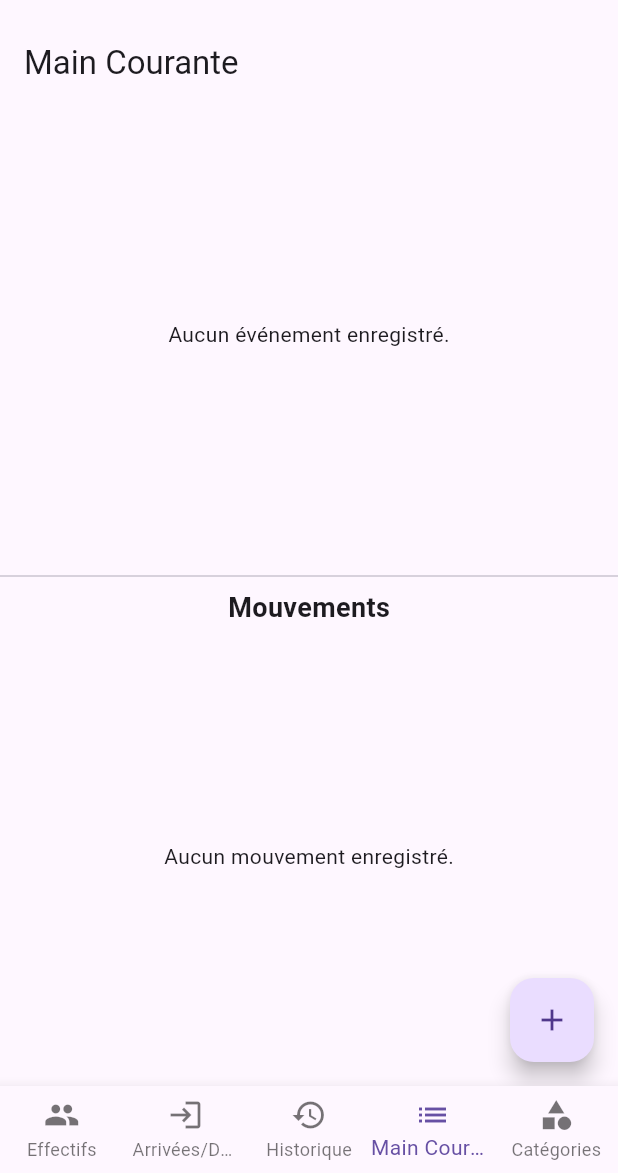
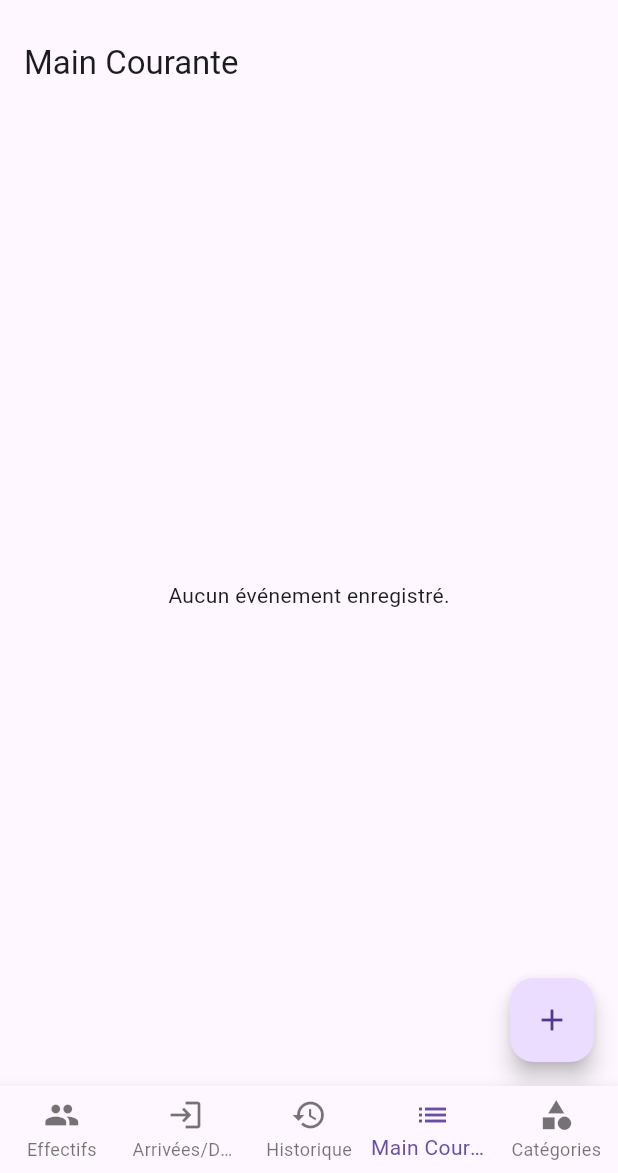
Before and after one commit to abiyen02/gesticom, a Flutter app: the screen it shows after launch, item 4 of the bottom bar chosen, on a phone screen of 412 x 824 dp, the part 63-1236 px from its top. Run offline on Flutter 3.47's test engine with Material 3 defaults, Android fonts, the phone set to English and light mode, and no system bars; our stand-ins replace logger, sqflite, sqflite_common_ffi; accounts and stored records are empty.

Commit message:
fusion de mouvement et main courante dans une seul page

```diff
--- a/lib/screens/main_courante.dart
+++ b/lib/screens/main_courante.dart
@@ -19,6 +19,34 @@ class MainCouranteScreenState extends State<MainCouranteScreen> {
     _loadMouvements();
   }
 
+  List<Map<String, dynamic>> getSortedEvents() {
+    List<Map<String, dynamic>> allEvents = [];
+
+    for (var event in _events) {
+      allEvents.add({
+        'description': event['description'],
+        'heure': DateTime.parse(event['heure']),
+        'type': 'event',
+        'id': event['id'],
+        'paquetage': event['paquetage'],
+        'matelas': event['matelas'],
+        'repas': event['repas'],
+        'commentaire': event['commentaire'],
+      });
+    }
+
+    for (var mouvement in mouvements) {
+      allEvents.add({
+        'description': mouvement['type'],
+        'heure': DateTime.parse(mouvement['heure']),
+        'type': 'mouvement',
+      });
+    }
+
+    allEvents.sort((a, b) => a['heure'].compareTo(b['heure']));
+    return allEvents;
+  }
+
   Future<void> fetchEvents() async {
     final db = await DatabaseHelper.instance.database;
     final events = await db.query('main_courante');
@@ -29,17 +57,10 @@ class MainCouranteScreenState extends State<MainCouranteScreen> {
 
   Future<void> updateEvent(int id, String column, dynamic value) async {
     final db = await DatabaseHelper.instance.database;
-
-    // Convertir value en int si c'est une case à cocher (Checkbox)
     int intValue =
         (value is bool) ? (value ? 1 : 0) : int.tryParse(value.toString()) ?? 0;
-
-    await db.update(
-      'main_courante',
-      {column: intValue},
-      where: 'id = ?',
-      whereArgs: [id],
-    );
+    await db.update('main_courante', {column: intValue},
+        where: 'id = ?', whereArgs: [id]);
     fetchEvents();
   }
 
@@ -54,43 +75,42 @@ class MainCouranteScreenState extends State<MainCouranteScreen> {
   Widget build(BuildContext context) {
     return Scaffold(
       appBar: AppBar(title: const Text("Main Courante")),
-      body: Column(
-        children: [
-          Expanded(
-            child: _events.isEmpty
+      body: getSortedEvents().isEmpty
           ? const Center(child: Text("Aucun événement enregistré."))
           : ListView.builder(
-                    itemCount: _events.length,
+              itemCount: getSortedEvents().length,
               itemBuilder: (context, index) {
-                      final event = _events[index];
+                final event = getSortedEvents()[index];
                 return Card(
-                        margin: const EdgeInsets.symmetric(
-                            vertical: 5, horizontal: 10),
+                  margin:
+                      const EdgeInsets.symmetric(vertical: 5, horizontal: 10),
                   child: Padding(
                     padding: const EdgeInsets.all(8.0),
                     child: Column(
                       crossAxisAlignment: CrossAxisAlignment.start,
                       children: [
+                        Text(event['description'],
+                            style:
+                                const TextStyle(fontWeight: FontWeight.bold)),
                         Text(
-                                event['description'],
-                                style: const TextStyle(
-                                    fontWeight: FontWeight.bold),
-                              ),
+                            "Heure: ${DateFormat('HH:mm').format(event['heure'])}",
+                            style: const TextStyle(color: Colors.grey)),
+                        if (event['type'] == 'event')
                           Row(
                             children: [
                               Checkbox(
                                 value: event['paquetage'] == 1,
                                 onChanged: (value) {
-                                      updateEvent(event['id'], 'paquetage',
-                                          value! ? 1 : 0);
+                                  updateEvent(
+                                      event['id'], 'paquetage', value! ? 1 : 0);
                                 },
                               ),
                               const Text("Paquetage"),
                               Checkbox(
                                 value: event['matelas'] == 1,
                                 onChanged: (value) {
-                                      updateEvent(event['id'], 'matelas',
-                                          value! ? 1 : 0);
+                                  updateEvent(
+                                      event['id'], 'matelas', value! ? 1 : 0);
                                 },
                               ),
                               const Text("Matelas"),
@@ -104,12 +124,12 @@ class MainCouranteScreenState extends State<MainCouranteScreen> {
                               const Text("Repas"),
                             ],
                           ),
+                        if (event['type'] == 'event')
                           TextField(
-                                decoration: const InputDecoration(
-                                    labelText: "Commentaire"),
+                            decoration:
+                                const InputDecoration(labelText: "Commentaire"),
                             onSubmitted: (value) {
-                                  updateEvent(
-                                      event['id'], 'commentaire', value);
+                              updateEvent(event['id'], 'commentaire', value);
                             },
                           ),
                       ],
@@ -117,32 +137,6 @@ class MainCouranteScreenState extends State<MainCouranteScreen> {
                   ),
                 );
               },
-                  ),
-          ),
-          const Divider(),
-          const Text(
-            "Mouvements",
-            style: TextStyle(fontSize: 18, fontWeight: FontWeight.bold),
-          ),
-          Expanded(
-            child: mouvements.isEmpty
-                ? const Center(child: Text("Aucun mouvement enregistré."))
-                : ListView.builder(
-                    itemCount: mouvements.length,
-                    itemBuilder: (context, index) {
-                      final mouvement = mouvements[index];
-                      return ListTile(
-                        leading: Text(
-                          DateFormat('HH:mm')
-                              .format(DateTime.parse(mouvement['heure'])),
-                          style: const TextStyle(fontWeight: FontWeight.bold),
-                        ),
-                        title: Text(mouvement['type']),
-                      );
-                    },
-                  ),
-          ),
-        ],
             ),
       floatingActionButton: FloatingActionButton(
         onPressed: () async {
```
Lines whose indentation alone changed are shown as unchanged.
